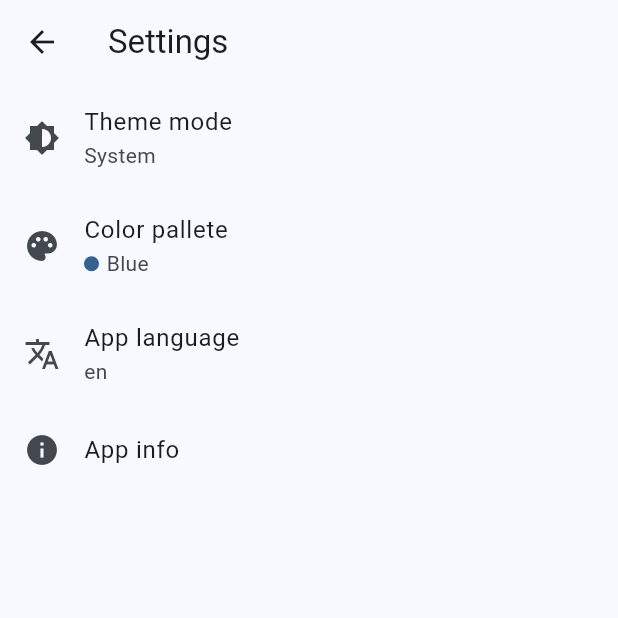
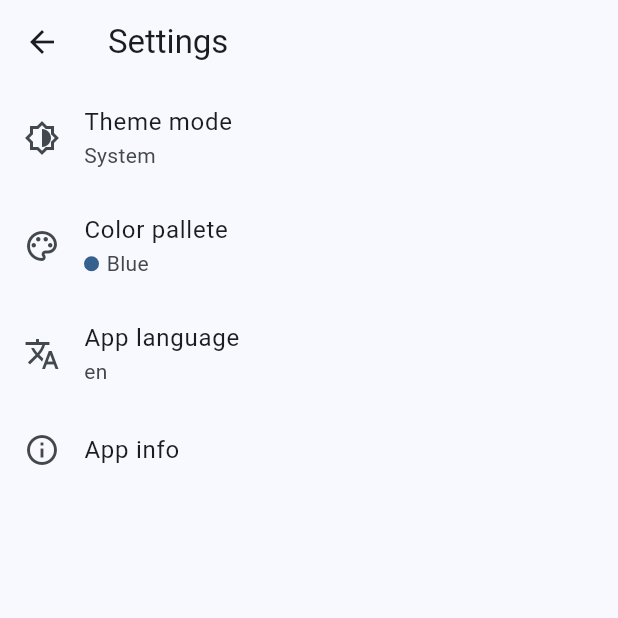
Before and after one commit to ElanDeyan/my-quotes-app, a Flutter app: the screen it shows after launch, after a tap on the "settings" icon, on a phone screen of 412 x 824 dp, the top half of it. Run offline on Flutter 3.47's test engine with Material 3 defaults, Android fonts, the phone set to English and light mode, and no system bars; our stand-ins replace drift, flex_color_scheme, flutter_form_builder, fluttertoast, font_awesome_flutter, go_router and 3 more; missing offline and left inert: basics, drift_dev, multiple_search_selection, shimmer_pro, sqlite3; accounts and stored records are empty; generated files the repository leaves out were written again.

Commit message:
refactor: changes icons to outlined and changes linkedin icon

```diff
--- a/lib/screens/settings/settings_screen.dart
+++ b/lib/screens/settings/settings_screen.dart
@@ -22,7 +22,9 @@ class SettingsScreen extends StatelessWidget {
     return Scaffold(
       appBar: AppBar(
         leading: BackButton(
-          onPressed: () => context.canPop() ? context.pop(context) : context.pushNamed('mainScreen'),
+          onPressed: () => context.canPop()
+              ? context.pop(context)
+              : context.pushNamed('mainScreen'),
         ),
         title: const Text(screenName),
       ),
@@ -31,7 +33,7 @@ class SettingsScreen extends StatelessWidget {
           physics: const AlwaysScrollableScrollPhysics(),
           children: <Widget>[
             ListTile(
-              leading: const Icon(Icons.brightness_medium),
+              leading: const Icon(Icons.brightness_medium_outlined),
               title: const Text('Theme mode'),
               subtitle: Text(
                 value.themeMode.name.toTitleCase(),
@@ -44,7 +46,7 @@ class SettingsScreen extends StatelessWidget {
               ),
             ),
             ListTile(
-              leading: const Icon(Icons.palette),
+              leading: const Icon(Icons.palette_outlined),
               title: const Text('Color pallete'),
               subtitle: Row(
                 children: [
@@ -70,7 +72,7 @@ class SettingsScreen extends StatelessWidget {
               ),
             ),
             ListTile(
-              leading: const Icon(Icons.translate),
+              leading: const Icon(Icons.translate_outlined),
               title: const Text('App language'),
               subtitle: Text(value.language),
               onTap: () => showDialog<void>(
@@ -81,7 +83,7 @@ class SettingsScreen extends StatelessWidget {
               ),
             ),
             ListTile(
-              leading: const Icon(Icons.info),
+              leading: const Icon(Icons.info_outline),
               title: const Text('App info'),
               onTap: () => showAboutDialog(
                 context: context,
@@ -103,7 +105,7 @@ class SettingsScreen extends StatelessWidget {
                             'https://www.linkedin.com/in/elan-almeida-a3391225b/',
                           ),
                         ),
-                        icon: const FaIcon(FontAwesomeIcons.linkedin),
+                        icon: const FaIcon(FontAwesomeIcons.linkedinIn),
                       ),
                     ],
                   ),
```
